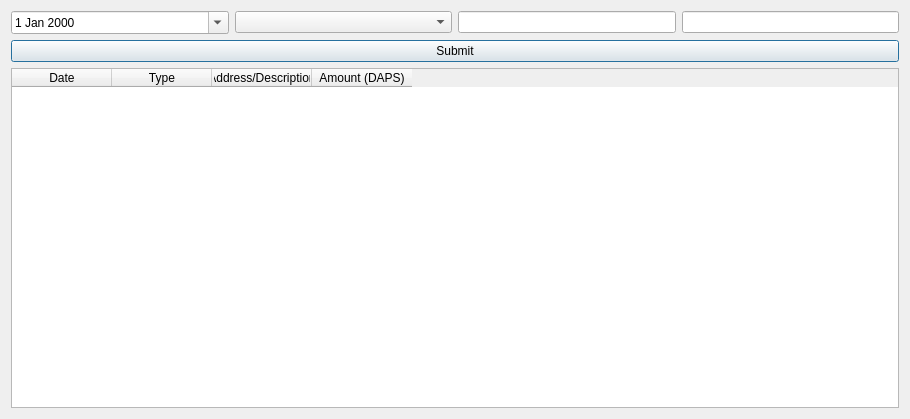
The window that src/qt/forms/historypage.ui (pedrorv0106/DAPS) describes before a commit, drawn with Qt 5.
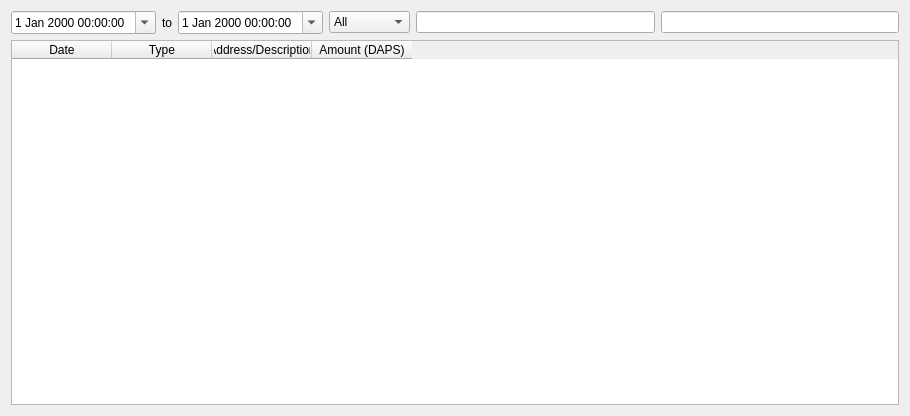
The same window after the commit.

What changed in the file:
```diff
--- a/src/qt/forms/historypage.ui
+++ b/src/qt/forms/historypage.ui
@@ -7,7 +7,7 @@
     <x>0</x>
     <y>0</y>
     <width>910</width>
-    <height>419</height>
+    <height>416</height>
    </rect>
   </property>
   <layout class="QVBoxLayout" name="verticalLayout" stretch="0">
@@ -18,14 +18,68 @@
        <item>
         <layout class="QHBoxLayout" name="horizontalLayout_2">
          <item>
-          <widget class="QDateEdit" name="dateEdit">
+          <widget class="QDateTimeEdit" name="dateTimeEditFrom">
+           <property name="sizePolicy">
+            <sizepolicy hsizetype="Maximum" vsizetype="Fixed">
+             <horstretch>0</horstretch>
+             <verstretch>0</verstretch>
+            </sizepolicy>
+           </property>
            <property name="calendarPopup">
             <bool>true</bool>
            </property>
           </widget>
          </item>
          <item>
-          <widget class="QComboBox" name="comboBoxType"/>
+          <widget class="QLabel" name="label">
+           <property name="sizePolicy">
+            <sizepolicy hsizetype="Maximum" vsizetype="Preferred">
+             <horstretch>0</horstretch>
+             <verstretch>0</verstretch>
+            </sizepolicy>
+           </property>
+           <property name="text">
+            <string>to</string>
+           </property>
+          </widget>
+         </item>
+         <item>
+          <widget class="QDateTimeEdit" name="dateTimeEditTo">
+           <property name="sizePolicy">
+            <sizepolicy hsizetype="Maximum" vsizetype="Fixed">
+             <horstretch>0</horstretch>
+             <verstretch>0</verstretch>
+            </sizepolicy>
+           </property>
+           <property name="calendarPopup">
+            <bool>true</bool>
+           </property>
+          </widget>
+         </item>
+         <item>
+          <widget class="QComboBox" name="comboBoxType">
+           <property name="sizePolicy">
+            <sizepolicy hsizetype="Maximum" vsizetype="Maximum">
+             <horstretch>0</horstretch>
+             <verstretch>0</verstretch>
+            </sizepolicy>
+           </property>
+           <item>
+            <property name="text">
+             <string>All</string>
+            </property>
+           </item>
+           <item>
+            <property name="text">
+             <string>Sent</string>
+            </property>
+           </item>
+           <item>
+            <property name="text">
+             <string>Received</string>
+            </property>
+           </item>
+          </widget>
          </item>
          <item>
           <widget class="QLineEdit" name="lineEditDesc">
@@ -49,13 +103,6 @@
          </item>
         </layout>
        </item>
-       <item>
-        <widget class="QPushButton" name="pushButton">
-         <property name="text">
-          <string>Submit</string>
-         </property>
-        </widget>
-       </item>
       </layout>
      </item>
      <item>
@@ -90,6 +137,9 @@
        <attribute name="horizontalHeaderCascadingSectionResizes">
         <bool>false</bool>
        </attribute>
+       <attribute name="verticalHeaderVisible">
+        <bool>false</bool>
+       </attribute>
        <column>
         <property name="text">
          <string>Date</string>
```
